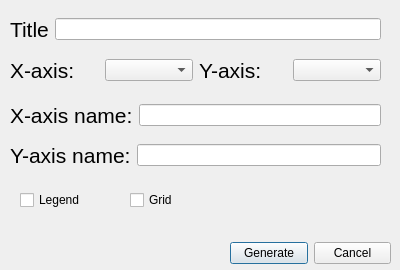
Before: the Qt Designer form Qt_Designer/plotchartdialog.ui in bb305496/CSV_Weather_Dashboard, drawn with Qt 5.
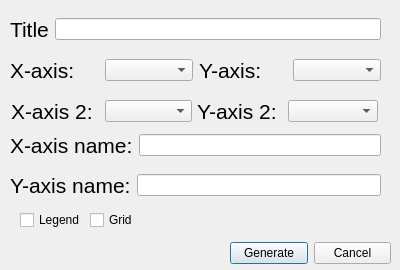
After: the same form once the commit is applied. Icons and pictures are not drawn.

What changed in the file:
```diff
--- a/Qt_Designer/plotchartdialog.ui
+++ b/Qt_Designer/plotchartdialog.ui
@@ -109,7 +109,7 @@
    <property name="geometry">
     <rect>
      <x>10</x>
-     <y>140</y>
+     <y>170</y>
      <width>371</width>
      <height>30</height>
     </rect>
@@ -136,7 +136,7 @@
    <property name="geometry">
     <rect>
      <x>10</x>
-     <y>100</y>
+     <y>130</y>
      <width>371</width>
      <height>30</height>
     </rect>
@@ -194,7 +194,7 @@
    <property name="geometry">
     <rect>
      <x>20</x>
-     <y>190</y>
+     <y>210</y>
      <width>75</width>
      <height>20</height>
     </rect>
@@ -206,8 +206,8 @@
   <widget class="QCheckBox" name="gridCheckBox">
    <property name="geometry">
     <rect>
-     <x>130</x>
-     <y>190</y>
+     <x>90</x>
+     <y>210</y>
      <width>78</width>
      <height>20</height>
     </rect>
@@ -216,6 +216,98 @@
     <string>Grid</string>
    </property>
   </widget>
+  <widget class="QWidget" name="">
+   <property name="geometry">
+    <rect>
+     <x>11</x>
+     <y>91</y>
+     <width>181</width>
+     <height>41</height>
+    </rect>
+   </property>
+   <layout class="QHBoxLayout" name="horizontalLayout_8">
+    <item>
+     <widget class="QLabel" name="label_6">
+      <property name="minimumSize">
+       <size>
+        <width>70</width>
+        <height>0</height>
+       </size>
+      </property>
+      <property name="maximumSize">
+       <size>
+        <width>16777215</width>
+        <height>16777215</height>
+       </size>
+      </property>
+      <property name="font">
+       <font>
+        <pointsize>16</pointsize>
+       </font>
+      </property>
+      <property name="text">
+       <string>X-axis 2:</string>
+      </property>
+     </widget>
+    </item>
+    <item>
+     <widget class="QComboBox" name="xAxisComboBox_2">
+      <property name="minimumSize">
+       <size>
+        <width>0</width>
+        <height>0</height>
+       </size>
+      </property>
+      <property name="maximumSize">
+       <size>
+        <width>90</width>
+        <height>16777215</height>
+       </size>
+      </property>
+     </widget>
+    </item>
+   </layout>
+  </widget>
+  <widget class="QWidget" name="">
+   <property name="geometry">
+    <rect>
+     <x>197</x>
+     <y>91</y>
+     <width>181</width>
+     <height>41</height>
+    </rect>
+   </property>
+   <layout class="QHBoxLayout" name="horizontalLayout_9">
+    <item>
+     <widget class="QLabel" name="label_7">
+      <property name="font">
+       <font>
+        <pointsize>16</pointsize>
+       </font>
+      </property>
+      <property name="text">
+       <string>Y-axis 2:</string>
+      </property>
+     </widget>
+    </item>
+    <item>
+     <widget class="QComboBox" name="yAxisComboBox_2">
+      <property name="minimumSize">
+       <size>
+        <width>90</width>
+        <height>0</height>
+       </size>
+      </property>
+      <property name="maximumSize">
+       <size>
+        <width>90</width>
+        <height>16777215</height>
+       </size>
+      </property>
+     </widget>
+    </item>
+   </layout>
+  </widget>
  </widget>
  <resources/>
  <connections/>
```
